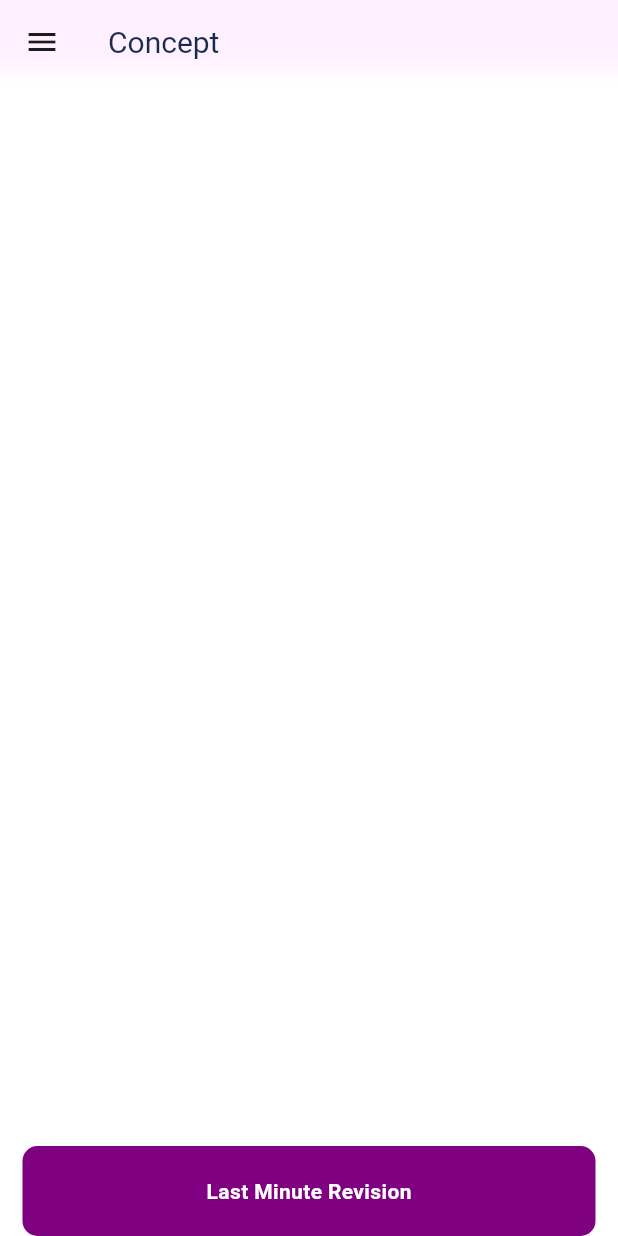
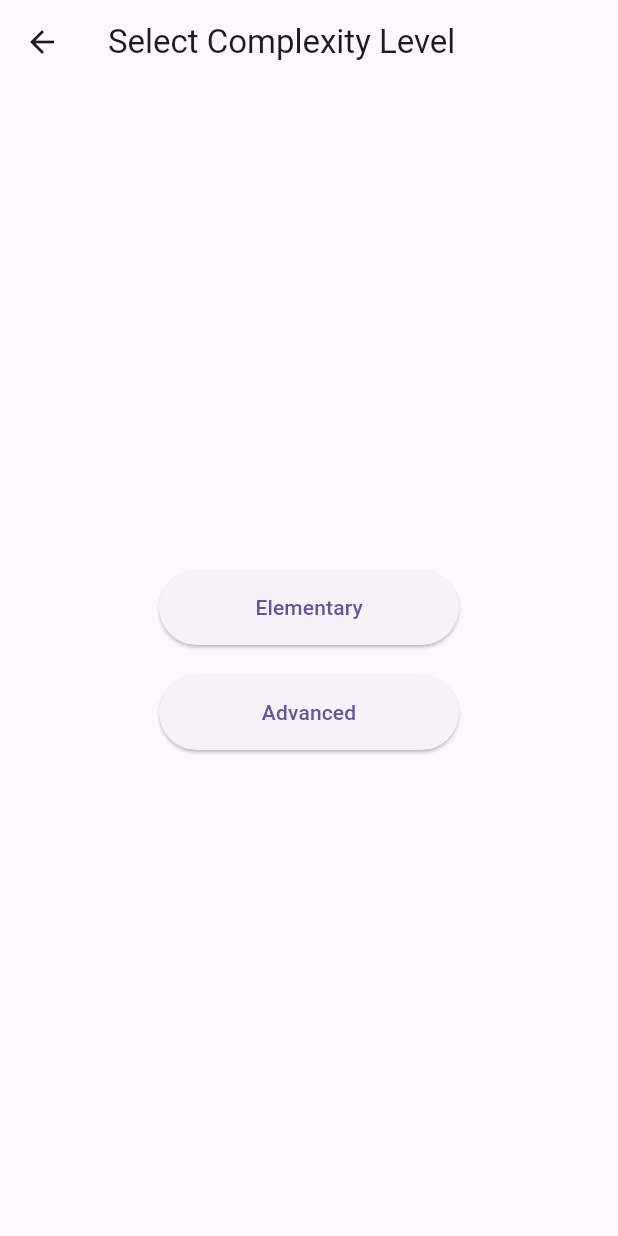
Before and after one commit to ShishamInfotech/sigma_new, a Flutter app: the JeeNeetHome screen opened directly, after a tap on an icon or button, on a phone screen of 412 x 824 dp. Run offline on Flutter 3.47's test engine with Material 3 defaults, Android fonts, the phone set to English and light mode, and no system bars; our stand-ins replace device_info_plus, flick_video_player, flutter_svg, get, permission_handler, shared_preferences and 2 more; missing offline and left inert: android_intent_plus, encrypt, external_path, flutter_math_fork, flutter_quill, syncfusion_flutter_pdfviewer; accounts and stored records are empty.

Commit message:
Concept flow changed from pop up selection to button selection at start

```diff
--- /dev/null
+++ b/lib/pages/home/jee/ComplexitySelectionScreen.dart
@@ -0,0 +1,43 @@
+import 'package:flutter/material.dart';
+import 'package:get/get.dart';
+
+import 'jee_subjectwise.dart';
+
+class ComplexitySelectionScreen extends StatelessWidget {
+  const ComplexitySelectionScreen({super.key});
+
+  @override
+  Widget build(BuildContext context) {
+    return Scaffold(
+      appBar: AppBar(
+        title: const Text('Select Complexity Level'),
+      ),
+      body: Center(
+        child: Column(
+          mainAxisAlignment: MainAxisAlignment.center,
+          children: [
+            _buildComplexityButton('Elementary', 'e', context),
+            const SizedBox(height: 20),
+            _buildComplexityButton('Advanced', 'a', context),
+          ],
+        ),
+      ),
+    );
+  }
+
+  Widget _buildComplexityButton(String title, String complexity, BuildContext context) {
+    return ElevatedButton(
+      onPressed: () {
+        Get.to(() => JeeSubjectwise(
+          path: '$title Concepts',
+          complexity: complexity,
+          isConcept: true,
+        ));
+      },
+      child: Text(title),
+      style: ElevatedButton.styleFrom(
+        minimumSize: const Size(200, 50),
+      ),
+    );
+  }
+}
--- a/lib/pages/home/jee/jee_neet_home.dart
+++ b/lib/pages/home/jee/jee_neet_home.dart
@@ -5,6 +5,8 @@ import 'package:sigma_new/models/menu_models.dart';
 import 'package:sigma_new/pages/drawer/drawer.dart';
 import 'package:sigma_new/pages/home/jee/jee_subjectwise.dart';
 import 'package:sigma_new/ui_helper/constant.dart';
+
+import 'ComplexitySelectionScreen.dart';
 
   class JeeNeetHome extends StatefulWidget {
   const JeeNeetHome({super.key});
@@ -25,7 +27,9 @@ class _JeeNeetHomeState extends State<JeeNeetHome> {
       Menu(
           color: 0xFFF2C6DF,
           imagePath: 'assets/svg/concept.svg',
-          navigation: () {},
+          navigation: () {
+            Get.to(() => const ComplexitySelectionScreen());
+          },
           title: 'Concept'),
       Menu(
           color: 0xFFC5DEF2, // Corrected color code
@@ -99,8 +103,14 @@ class _JeeNeetHomeState extends State<JeeNeetHome> {
                           splashColor: Colors.transparent,
                           onTap: () {
                             if (examPreparationMenu[index].navigation != null) {
-                              examPreparationMenu[index].navigation!();
-                              Get.to(JeeSubjectwise(path: examPreparationMenu[index].title,));
+                              if(examPreparationMenu[index].title.contains('Concept')) {
+                                examPreparationMenu[index].navigation!();
+                                Get.to(ComplexitySelectionScreen());
+                              }else {
+                                examPreparationMenu[index].navigation!();
+                                Get.to(JeeSubjectwise(
+                                  path: examPreparationMenu[index].title,));
+                              }
                             }else{
                               print(
                                   'No navigation route defined for this menu item');
--- a/lib/pages/home/jee/jee_subjectwise.dart
+++ b/lib/pages/home/jee/jee_subjectwise.dart
@@ -18,8 +18,15 @@ import 'package:shared_preferences/shared_preferences.dart';
 
 class JeeSubjectwise extends StatefulWidget {
   String path;
+  final String? complexity;
+  final bool isConcept;
 
-  JeeSubjectwise({required this.path, super.key});
+  JeeSubjectwise({
+    required this.path,
+    this.complexity,
+    this.isConcept = false,
+    super.key
+  });
 
   @override
   State<JeeSubjectwise> createState() => _JeeSubjectwiseState();
@@ -91,11 +98,67 @@ class _JeeSubjectwiseState extends State<JeeSubjectwise> {
     return title;
   }
 
+  // subjectWiseTest() async {
+  //   var newPath;
+  //   var board;
+  //   // final prefs = await SharedPreferences.getInstance();
+  //   // String? course = prefs.getString('course');
+  //
+  //   if (widget.path.contains("Concept")) {
+  //     newPath = "/THEORY";
+  //   } else {
+  //     newPath = "/MCQ";
+  //   }
+  //
+  //   var inputFile = await SdCardUtility.getSubjectEncJsonData(
+  //       'JEE$newPath/sigma_data.json');
+  //
+  //   print("INput File  $inputFile");
+  //   Map<String, dynamic> parsedJson = jsonDecode(inputFile!);
+  //   // Extracting subject values
+  //   List<dynamic> sigmaData = parsedJson["sigma_data"];
+  //
+  //   subjects = sigmaData.map((data) => data["subject"].toString()).toList();
+  //   subjectsId = sigmaData.map((data) => data["subjectid"].toString()).toList();
+  //   // Get all subjects
+  //
+  //   if (!widget.path.contains("Concept")) {
+  //     for (int i = 0; i < subjects.length; i++) {
+  //       if (widget.path.removeAllWhitespace
+  //               .toLowerCase()
+  //               .contains("multiplechoicequestion") &&
+  //           !subjects[i].contains("Offline") &&
+  //           !subjects[i].contains("Mock")) {
+  //         subjectsTopic.add(subjects[i]);
+  //       }
+  //
+  //       if (widget.path.removeAllWhitespace
+  //               .toLowerCase()
+  //               .contains("subjectwiseexam") &&
+  //           subjects[i].contains("Offline")) {
+  //         subjectsTopic.add(subjects[i]);
+  //       }
+  //
+  //       if (widget.path.removeAllWhitespace
+  //               .toLowerCase()
+  //               .contains("mockexam") &&
+  //           subjects[i].contains("Mock")) {
+  //         subjectsTopic.add(subjects[i]);
+  //       }
+  //     }
+  //   } else {
+  //     subjectsTopic = subjects;
+  //   }
+  //
+  //   //removeTestSeriesFromSubjectTitle(subjects);
+  //
+  //   // Print subjects
+  //   print(subjects);
+  //   setState(() {});
+  // }
+
   subjectWiseTest() async {
     var newPath;
-    var board;
-    // final prefs = await SharedPreferences.getInstance();
-    // String? course = prefs.getString('course');
 
     if (widget.path.contains("Concept")) {
       newPath = "/THEORY";
@@ -106,25 +169,30 @@ class _JeeSubjectwiseState extends State<JeeSubjectwise> {
     var inputFile = await SdCardUtility.getSubjectEncJsonData(
         'JEE$newPath/sigma_data.json');
 
-    print("INput File  $inputFile");
     Map<String, dynamic> parsedJson = jsonDecode(inputFile!);
-    // Extracting subject values
     List<dynamic> sigmaData = parsedJson["sigma_data"];
+
+    // Apply complexity filter if it exists
+    if (widget.complexity != null) {
+      sigmaData = sigmaData.where((data) =>
+      data["complexity"]?.toString().toLowerCase() == widget.complexity!.toLowerCase()
+      ).toList();
+    }
 
     subjects = sigmaData.map((data) => data["subject"].toString()).toList();
     subjectsId = sigmaData.map((data) => data["subjectid"].toString()).toList();
-    // Get all subjects
 
     if (!widget.path.contains("Concept")) {
+      // Existing filtering logic for non-concept paths
       for (int i = 0; i < subjects.length; i++) {
         if (widget.path.removeAllWhitespace
-                .toLowerCase()
-                .contains("multiplechoicequestion") &&
+            .toLowerCase()
+            .contains("multiplechoicequestion") &&
             !subjects[i].contains("Offline") &&
             !subjects[i].contains("Mock")) {
           subjectsTopic.add(subjects[i]);
         }
-
+        // ... rest of your existing filtering logic
         if (widget.path.removeAllWhitespace
                 .toLowerCase()
                 .contains("subjectwiseexam") &&
@@ -143,13 +211,8 @@ class _JeeSubjectwiseState extends State<JeeSubjectwise> {
       subjectsTopic = subjects;
     }
 
-    //removeTestSeriesFromSubjectTitle(subjects);
-
-    // Print subjects
-    print(subjects);
     setState(() {});
   }
-
   @override
   Widget build(BuildContext context) {
     print("Subject ${widget.path}");
@@ -245,6 +308,14 @@ class _JeeSubjectwiseState extends State<JeeSubjectwise> {
                         InkWell(
                           splashColor: Colors.transparent,
                           onTap: () {
+                            if (widget.isConcept) {
+                              // Directly navigate to JeeNeetConcept with the selected complexity
+                              Get.to(JeeNeetConcept(
+                                subjectId: subjectsId[index],
+                                complexity: widget.complexity, // Use the already selected complexity
+                                title: subjectsTopic[index],
+                              ));
+                            } else
                             if (examPreparationMenu[index].navigation != null) {
                               examPreparationMenu[index].navigation!();
                               if (widget.path.removeAllWhitespace
```
